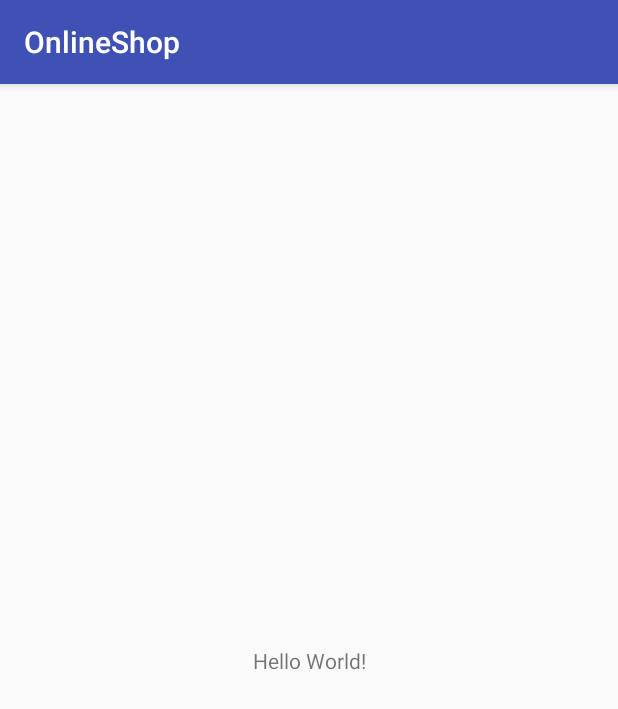
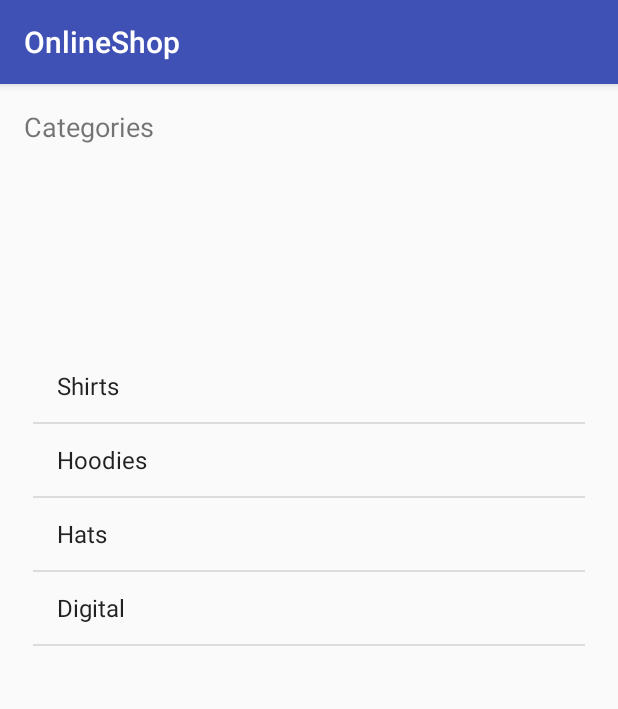
Before and after one commit to rakibj/OnlineShop, an Android app: the screen it shows after launch (MainActivity), on a phone screen of 412 x 824 dp. Shown: the top 709 px of the screen. Run offline under Robolectric (Android 15) with nearby library versions, the phone set to English and light mode, and no system bars.

Commit message:
02-listview

```diff
--- a/app/src/main/java/com/example/i_tech/onlineshop/Controller/MainActivity.kt
+++ b/app/src/main/java/com/example/i_tech/onlineshop/Controller/MainActivity.kt
@@ -2,12 +2,22 @@ package com.example.i_tech.onlineshop.Controller
 
 import android.support.v7.app.AppCompatActivity
 import android.os.Bundle
+import android.widget.ArrayAdapter
+import com.example.i_tech.onlineshop.Model.Category
 import com.example.i_tech.onlineshop.R
+import com.example.i_tech.onlineshop.Services.DataService
+import kotlinx.android.synthetic.main.activity_main.*
 
 class MainActivity : AppCompatActivity() {
 
+    lateinit var adapter : ArrayAdapter<Category>
     override fun onCreate(savedInstanceState: Bundle?) {
         super.onCreate(savedInstanceState)
         setContentView(R.layout.activity_main)
+        adapter = ArrayAdapter(this,
+                android.R.layout.simple_list_item_1,
+                DataService.categories)
+        categoryListView.adapter = adapter
+
     }
 }
--- a/app/src/main/java/com/example/i_tech/onlineshop/Model/Category.kt
+++ b/app/src/main/java/com/example/i_tech/onlineshop/Model/Category.kt
@@ -4,5 +4,7 @@ package com.example.i_tech.onlineshop.Model
  * Created by i-tech on 2/2/2018.
  */
 class Category(val title:String,val image:String){
-
+    override fun toString(): String {
+        return title
+    }
 }
--- a/app/src/main/res/layout/activity_main.xml
+++ b/app/src/main/res/layout/activity_main.xml
@@ -7,12 +7,28 @@
     tools:context="com.example.i_tech.onlineshop.Controller.MainActivity">
 
     <TextView
+        android:id="@+id/textView"
         android:layout_width="wrap_content"
         android:layout_height="wrap_content"
-        android:text="Hello World!"
-        app:layout_constraintBottom_toBottomOf="parent"
+        android:layout_marginStart="16dp"
+        android:layout_marginTop="16dp"
+        android:text="Categories"
+        android:textSize="18sp"
         app:layout_constraintLeft_toLeftOf="parent"
-        app:layout_constraintRight_toRightOf="parent"
+        app:layout_constraintStart_toStartOf="parent"
         app:layout_constraintTop_toTopOf="parent" />
 
+    <ListView
+        android:id="@+id/categoryListView"
+        android:layout_width="368dp"
+        android:layout_height="454dp"
+        android:layout_marginBottom="8dp"
+        android:layout_marginEnd="16dp"
+        android:layout_marginStart="16dp"
+        android:layout_marginTop="8dp"
+        app:layout_constraintBottom_toBottomOf="parent"
+        app:layout_constraintEnd_toEndOf="parent"
+        app:layout_constraintStart_toStartOf="parent"
+        app:layout_constraintTop_toBottomOf="@+id/textView" />
+
 </android.support.constraint.ConstraintLayout>
--- a/app/src/main/res/values/strings.xml
+++ b/app/src/main/res/values/strings.xml
@@ -1,3 +1,5 @@
 <resources>
     <string name="app_name">OnlineShop</string>
+    <string name="hats_category">Hats category</string>
+    <string name="hats">Hats</string>
 </resources>
```
Also changed, not shown: app/src/main/res/layout/category_list_item.xml (added, +40 -0 lines).
